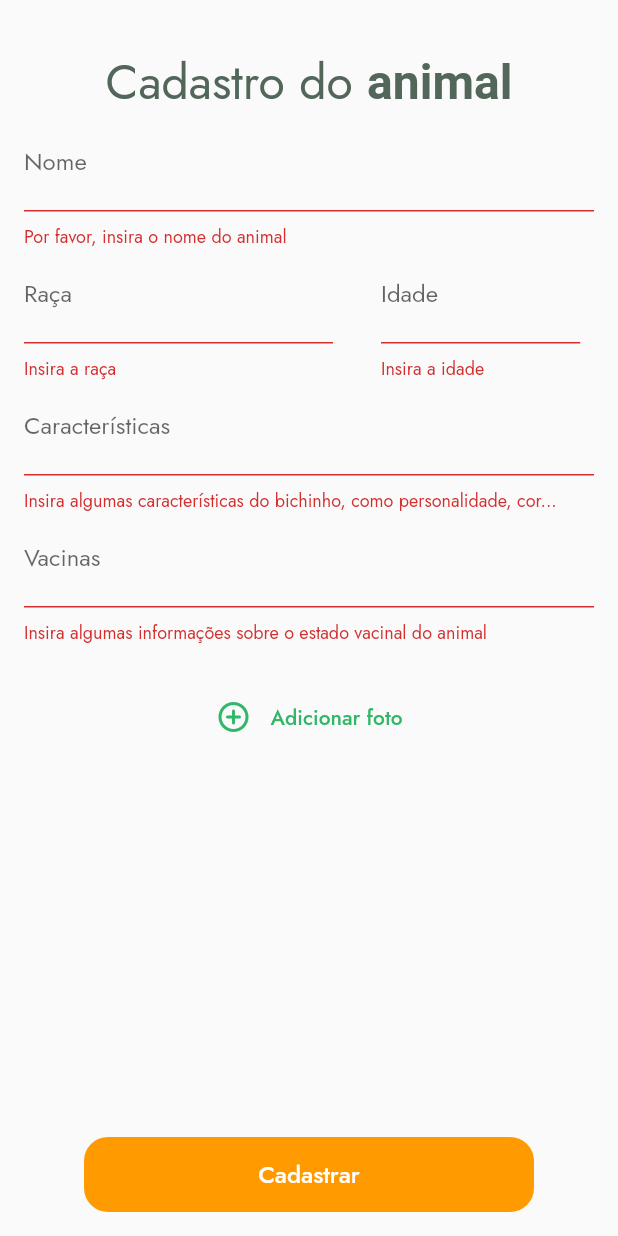
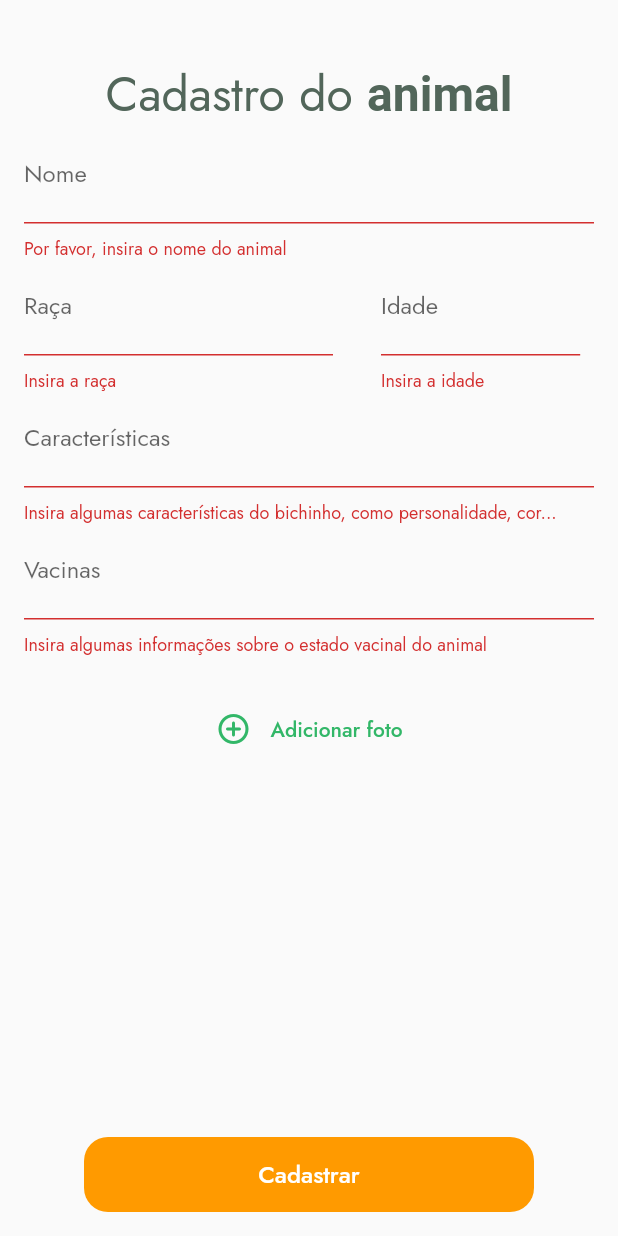
Before and after one commit to mariacarolinaj/adote_um_amigo, a Flutter app: the CadastroAnimalPage screen opened by its route, after a tap on "Cadastrar", on a phone screen of 412 x 824 dp. Run offline on Flutter 3.47's test engine with Material 2 defaults, Android fonts, the phone set to English and light mode, and no system bars; our stand-ins replace carousel_slider, font_awesome_flutter, image_picker; missing offline and left inert: image_picker_for_web; key blocks and very long unbroken strings in the code were emptied for the run.

Commit message:
Integração e implementação de navegação parcial

```diff
--- a/lib/app/cadastro-animal/cadastro-animal_page.dart
+++ b/lib/app/cadastro-animal/cadastro-animal_page.dart
@@ -8,6 +8,7 @@ import 'package:flutter/services.dart';
 import 'package:image_picker/image_picker.dart';
 import '../../shared/style.dart';
 import 'package:adote_um_amigo/shared/rotas.dart';
+import 'package:adote_um_amigo/app/perfil-animal/perfil-animal_page.dart';
 
 class CadastroAnimalPage extends StatefulWidget {
   final String title;
@@ -29,7 +30,7 @@ class CadastroAnimalPageState extends State<CadastroAnimalPage> {
     return Scaffold(
       resizeToAvoidBottomInset: false,
       body: Padding(
-        padding: const EdgeInsets.only(top: 32, left: 16, right: 16),
+        padding: const EdgeInsets.only(top: 40, left: 16, right: 16),
         child: CustomScrollView(
           slivers: [
             SliverFillRemaining(
@@ -432,8 +433,15 @@ class CadastroAnimalPageState extends State<CadastroAnimalPage> {
             ),
             onPressed: () {
               if (_formKey.currentState!.validate()) {
-                 Navigator.pushNamed(context, Rotas.listAnimals);
+                Navigator.pushNamed(context, Rotas.listAnimals);
                 // fazer upload
+                showModalBottomSheet(
+                  isScrollControlled: true,
+                  context: context,
+                  builder: (BuildContext context) {
+                    return PerfilAnimalPage(_animal);
+                  },
+                );
               }
             },
           ),
```
Also changed, not shown: lib/app/listagem-animais/listagem-animais_page.dart (+15 -9 lines), lib/main.dart (+13 -17 lines).
